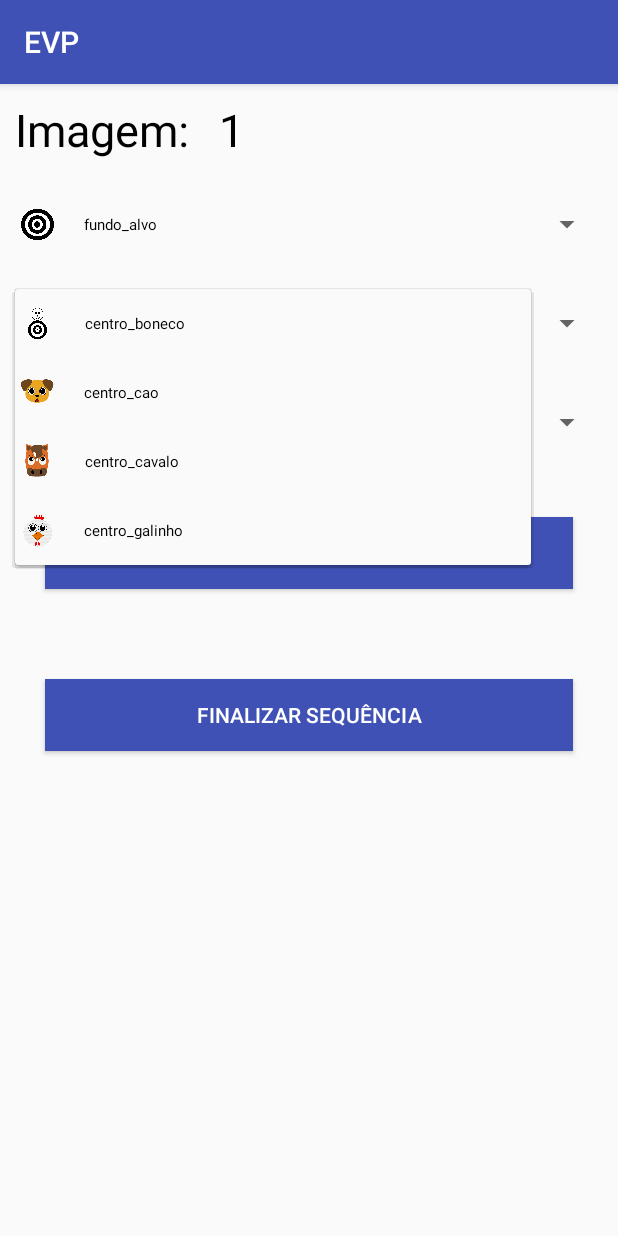
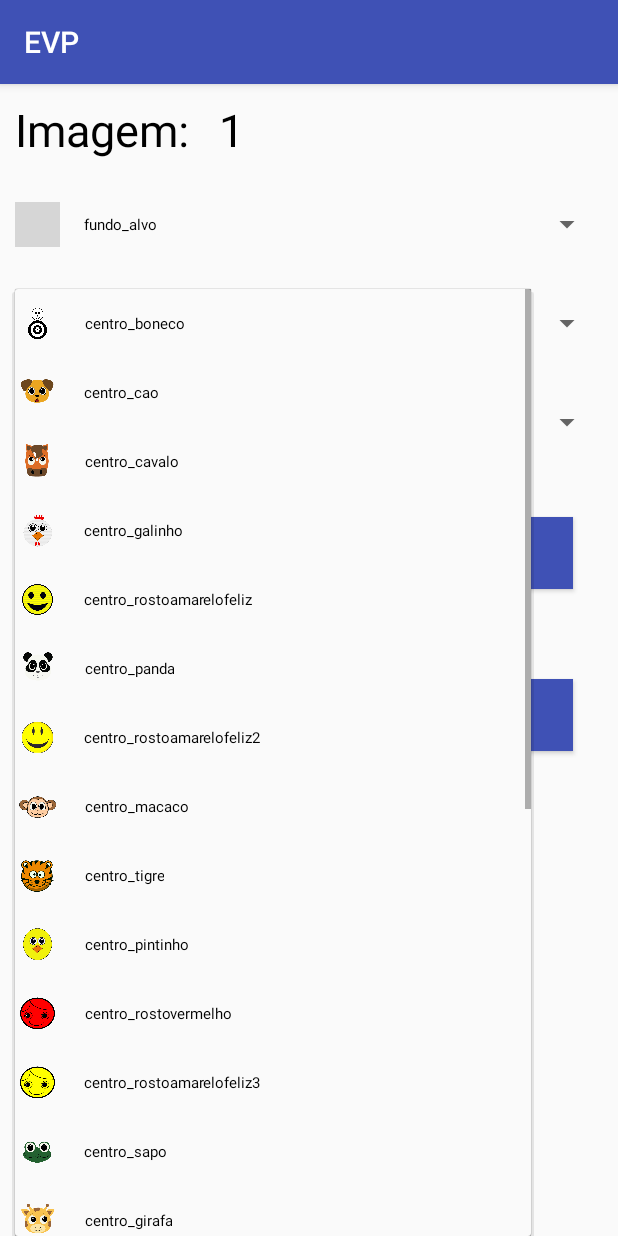
Before and after one commit to Venicius/EVProject, an Android app: the EditarSequenciaActivity screen opened directly, with no data from a screen before it, after a tap on "centro_boneco", on a phone screen of 412 x 824 dp. Run offline under Robolectric (Android 15) with nearby library versions, the phone set to English and light mode, and no system bars; grey boxes are pictures that could not be loaded.

Commit message:
Edição da Sequencia

```diff
--- a/app/src/main/java/venicius/evproject/EditarSequenciaActivity.java
+++ b/app/src/main/java/venicius/evproject/EditarSequenciaActivity.java
@@ -2,6 +2,8 @@ package venicius.evproject;
 
 import android.app.ProgressDialog;
 import android.content.ContentValues;
+import android.content.Context;
+import android.content.SharedPreferences;
 import android.database.Cursor;
 import android.database.sqlite.SQLiteDatabase;
 import android.support.annotation.VisibleForTesting;
@@ -21,6 +23,9 @@ import java.util.ArrayList;
 
 import javax.xml.datatype.Duration;
 
+import venicius.evproject.model.BancoController;
+import venicius.evproject.model.CriaBanco;
+
 public class EditarSequenciaActivity extends AppCompatActivity {
 
     TextView numImagem;
@@ -34,10 +39,9 @@ public class EditarSequenciaActivity extends AppCompatActivity {
     String clickedItemFundoNameCentro;
     String clickedItemFundoNameSom;
     Button adicionar;
+    Button finalizar;
 
-    SequenciaDbHelper mDbHelper;
-    SQLiteDatabase db;
-    ContentValues values;
+
 
     @Override
     protected void onCreate(Bundle savedInstanceState) {
@@ -59,6 +63,9 @@ public class EditarSequenciaActivity extends AppCompatActivity {
         spinnerCentros.setAdapter(mAdapterCentros);
         mAdapterSons = new FundoAdapter(this, mSonsList);
         spinnerSons.setAdapter(mAdapterSons);
+
+        final BancoController crud = new BancoController(getBaseContext());
+        crud.deletaLinhas();
 
         spinnerFundos.setOnItemSelectedListener(new AdapterView.OnItemSelectedListener() {
             @Override
@@ -100,6 +107,7 @@ public class EditarSequenciaActivity extends AppCompatActivity {
         });
 
         adicionar = (Button) findViewById(R.id.btnAdicionar);
+
         adicionar.setOnClickListener(new View.OnClickListener() {
             @Override
             public void onClick(View v) {
@@ -107,20 +115,44 @@ public class EditarSequenciaActivity extends AppCompatActivity {
                 toast.show();
                int i= Integer.valueOf(numImagem.getText().toString());
                i=i+1;
-               numImagem.setText(String.valueOf(i));
+                numImagem.setText(String.valueOf(i));
+                String resultado;
+                resultado = crud.insereDado(clickedItemFundoNameFundo,clickedItemFundoNameCentro,clickedItemFundoNameSom);
 
+               // Toast.makeText(getApplicationContext(), resultado, Toast.LENGTH_LONG).show();
 
             }
         });
+
+        finalizar = (Button) findViewById(R.id.btnFinalizarSequencia);
+        finalizar.setOnClickListener(new View.OnClickListener() {
+            @Override
+            public void onClick(View v) {
+
+                SharedPreferences sharedPref = getSharedPreferences(
+                        "venicius.evp.PREFERENCE_FILE_KEY",
+                        Context.MODE_PRIVATE);
+
+                //salvando configurações
+                SharedPreferences.Editor editor = sharedPref.edit();
+                editor.putBoolean("sequencia",true);
+                editor.apply();
+             }
+        });
+
+
+
 
     }
 
     private void initListFundos() {
         mFundosList = new ArrayList<>();
-        mFundosList.add(new FundoItem("fundo_alvo", R.drawable.fundo_alvo));
-        mFundosList.add(new FundoItem("fundo_alvoazul_amarelo", R.drawable.fundo_alvoazul_amarelo));
-        mFundosList.add(new FundoItem("fundo_alvovermelho_verde", R.drawable.fundo_alvovermelho_verde));
-        mFundosList.add(new FundoItem("fundo_alvoxadrez", R.drawable.fundo_alvoxadrez));
+        mFundosList.add(new FundoItem("fundo_alvo", R.drawable.icone_fundo_alvo));
+        mFundosList.add(new FundoItem("fundo_amarelo", R.drawable.icone_fundo_amarelo));
+        mFundosList.add(new FundoItem("fundo_vermelho", R.drawable.icone_fundo_vermelho));
+        mFundosList.add(new FundoItem("fundo_xadrez", R.drawable.icone_fundo_xadrez));
+        mFundosList.add(new FundoItem("fundo_azul", R.drawable.icone_fundo_azul));
+        mFundosList.add(new FundoItem("fundo_verdelimao", R.drawable.icone_fundo_verdelimao));
     }
 
     private void initListCentros() {
@@ -129,14 +161,43 @@ public class EditarSequenciaActivity extends AppCompatActivity {
         mCentrosList.add(new FundoItem("centro_cao", R.drawable.centro_cao));
         mCentrosList.add(new FundoItem("centro_cavalo", R.drawable.centro_cavalo));
         mCentrosList.add(new FundoItem("centro_galinho", R.drawable.centro_galinho));
+        mCentrosList.add(new FundoItem("centro_rostoamarelofeliz", R.drawable.centro_rostoamarelofeliz));
+        mCentrosList.add(new FundoItem("centro_panda", R.drawable.centro_panda));
+        mCentrosList.add(new FundoItem("centro_rostoamarelofeliz2", R.drawable.centro_rostoamarelofeliz2));
+        mCentrosList.add(new FundoItem("centro_macaco", R.drawable.centro_macaco));
+        mCentrosList.add(new FundoItem("centro_tigre", R.drawable.centro_tigre));
+        mCentrosList.add(new FundoItem("centro_pintinho", R.drawable.centro_pintinho));
+        mCentrosList.add(new FundoItem("centro_rostovermelho", R.drawable.centro_rostovermelho));
+        mCentrosList.add(new FundoItem("centro_rostoamarelofeliz3", R.drawable.centro_rostoamarelofeliz3));
+        mCentrosList.add(new FundoItem("centro_sapo", R.drawable.centro_sapo));
+        mCentrosList.add(new FundoItem("centro_girafa", R.drawable.centro_girafa));
+        mCentrosList.add(new FundoItem("centro_caracolvermelho", R.drawable.centro_caracolvermelho));
+        mCentrosList.add(new FundoItem("centro_garoto1", R.drawable.centro_garoto1));
+        mCentrosList.add(new FundoItem("centro_garoto2", R.drawable.centro_garoto2));
+        mCentrosList.add(new FundoItem("centro_guaxinin", R.drawable.centro_guaxinin));
+        mCentrosList.add(new FundoItem("centro_rostoverde", R.drawable.centro_rostoverde));
+        mCentrosList.add(new FundoItem("centro_lagarta", R.drawable.centro_lagarta));
+        mCentrosList.add(new FundoItem("centro_porco", R.drawable.centro_porco));
+        mCentrosList.add(new FundoItem("centro_cao", R.drawable.centro_cao));
+        mCentrosList.add(new FundoItem("centro_garoto3", R.drawable.centro_garoto3));
+        mCentrosList.add(new FundoItem("centro_pinguin", R.drawable.centro_pinguin));
+        mCentrosList.add(new FundoItem("centro_menina1", R.drawable.centro_menina1));
     }
 
     private void initListSons() {
         mSonsList = new ArrayList<>();
+        mSonsList.add(new FundoItem("som_padrao", R.drawable.ic_son));
         mSonsList.add(new FundoItem("som_cao", R.drawable.ic_son));
         mSonsList.add(new FundoItem("som_cavalo", R.drawable.ic_son));
         mSonsList.add(new FundoItem("som_galinho", R.drawable.ic_son));
-        mSonsList.add(new FundoItem("som_padrao", R.drawable.ic_son));
+        mSonsList.add(new FundoItem("som_rostinhoamarelofeliz", R.drawable.ic_son));
+        mSonsList.add(new FundoItem("som_panda", R.drawable.ic_son));
+        mSonsList.add(new FundoItem("som_macaco", R.drawable.ic_son));
+        mSonsList.add(new FundoItem("som_tigre", R.drawable.ic_son));
+        mSonsList.add(new FundoItem("som_pintinho", R.drawable.ic_son));
+        mSonsList.add(new FundoItem("som_sapo", R.drawable.ic_son));
+        mSonsList.add(new FundoItem("som_guaxinin", R.drawable.ic_son));
+        mSonsList.add(new FundoItem("som_porco", R.drawable.ic_son));
     }
 
 
--- /dev/null
+++ b/app/src/main/java/venicius/evproject/model/BancoController.java
@@ -0,0 +1,71 @@
+package venicius.evproject.model;
+
+import android.content.ContentValues;
+import android.content.Context;
+import android.database.Cursor;
+import android.database.sqlite.SQLiteDatabase;
+
+public class BancoController {
+
+    private SQLiteDatabase db;
+    private CriaBanco banco;
+
+    public BancoController(Context context){
+        banco = new CriaBanco(context);
+    }
+
+    public String insereDado(String fundo, String centro, String som){
+        ContentValues valores;
+        long resultado;
+
+        db = banco.getWritableDatabase();
+        valores = new ContentValues();
+        valores.put(CriaBanco.FUNDO, fundo);
+        valores.put(CriaBanco.CENTRO, centro);
+        valores.put(CriaBanco.SOM, som);
+
+        resultado = db.insert(CriaBanco.TABELA, null, valores);
+        db.close();
+
+        if (resultado ==-1)
+            return "Erro ao inserir registro";
+        else
+            return "Registro Inserido com sucesso";
+    }
+
+    public Cursor carregaDados(){
+        Cursor cursor;
+        String[] campos =  {banco.FUNDO, banco.CENTRO,banco.SOM};
+        db = banco.getReadableDatabase();
+        cursor = db.query(banco.TABELA, campos, null, null, null, null, null, null);
+
+        if(cursor!=null){
+            cursor.moveToFirst();
+        }
+        db.close();
+        return cursor;
+    }
+
+    public Cursor carregaDadoById(int id){
+        Cursor cursor;
+        String[] campos =  {banco.ID,banco.FUNDO,banco.CENTRO,banco.SOM};
+        String where = CriaBanco.ID + "=" + id;
+        db = banco.getReadableDatabase();
+        cursor = db.query(CriaBanco.TABELA,campos,where, null, null, null, null, null);
+
+        if(cursor!=null){
+            cursor.moveToFirst();
+        }
+        db.close();
+        return cursor;
+    }
+
+    public void deletaLinhas(){
+
+        db = banco.getReadableDatabase();
+        db.delete(CriaBanco.TABELA,null,null);
+        db.close();
+
+    }
+
+}
--- /dev/null
+++ b/app/src/main/java/venicius/evproject/model/CriaBanco.java
@@ -0,0 +1,44 @@
+package venicius.evproject.model;
+
+import android.content.Context;
+import android.database.sqlite.SQLiteDatabase;
+import android.database.sqlite.SQLiteOpenHelper;
+import android.support.annotation.Nullable;
+
+
+public class CriaBanco extends SQLiteOpenHelper {
+
+
+    public static final String NOME_BANCO = "banco.db";
+    public static final String TABELA = "sequencia";
+    public static final String ID = "_id";
+    public static final String FUNDO = "fundo";
+    public static final String CENTRO = "centro";
+    public static final String SOM = "som";
+    public static final int VERSAO = 1;
+
+    public CriaBanco(@Nullable Context context) {
+
+        super(context, NOME_BANCO, null,VERSAO);
+    }
+
+    @Override
+    public void onCreate(SQLiteDatabase db) {
+        String sql = "CREATE TABLE " + TABELA +"("
+                + ID + " integer primary key autoincrement,"
+                + FUNDO + " text,"
+                + CENTRO + " text,"
+                + SOM + " text"
+                +")";
+
+        db.execSQL(sql);
+    }
+
+    @Override
+    public void onUpgrade(SQLiteDatabase db, int oldVersion, int newVersion) {
+        db.execSQL("DROP TABLE IF EXISTS " + TABELA);
+        onCreate(db);
+    }
+
+
+}
```
Also changed, not shown: app/src/main/java/venicius/evproject/AnimationActivity.java (+32 -3 lines), app/src/main/java/venicius/evproject/SequenciaContract.java (deleted, +0 -17 lines), app/src/main/java/venicius/evproject/SequenciaDbHelper.java (deleted, +0 -38 lines), app/src/main/res/layout/activity_config.xml (+1 -8 lines), app/src/main/res/layout/activity_login.xml (+4 -29 lines), app/src/main/res/layout/activity_main.xml (+8 -9 lines).
